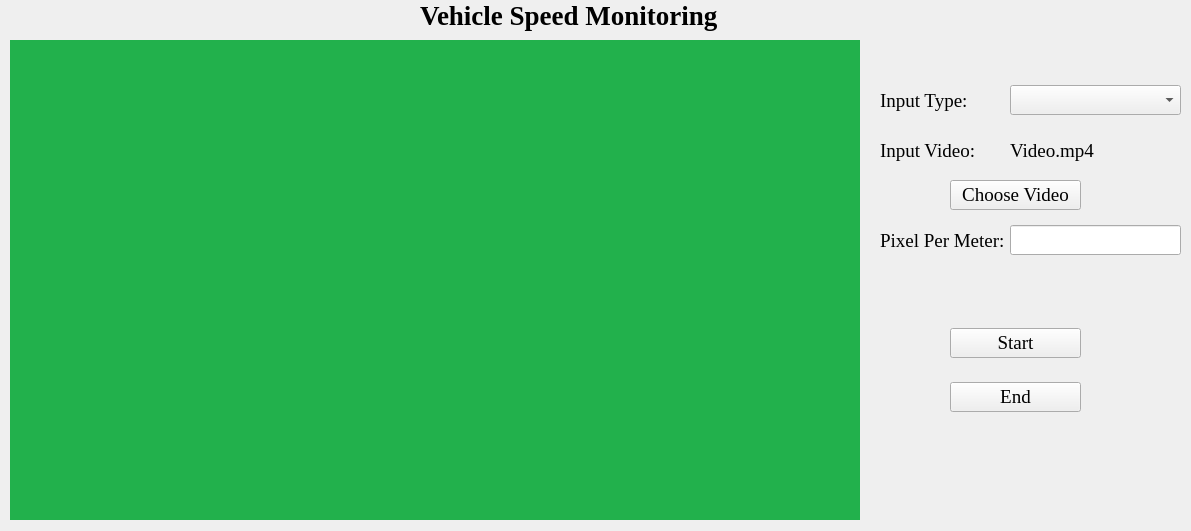
kyvipro113/Speed_Monitoring_System, file GUI/UiMonitoring.ui: the form before one commit.
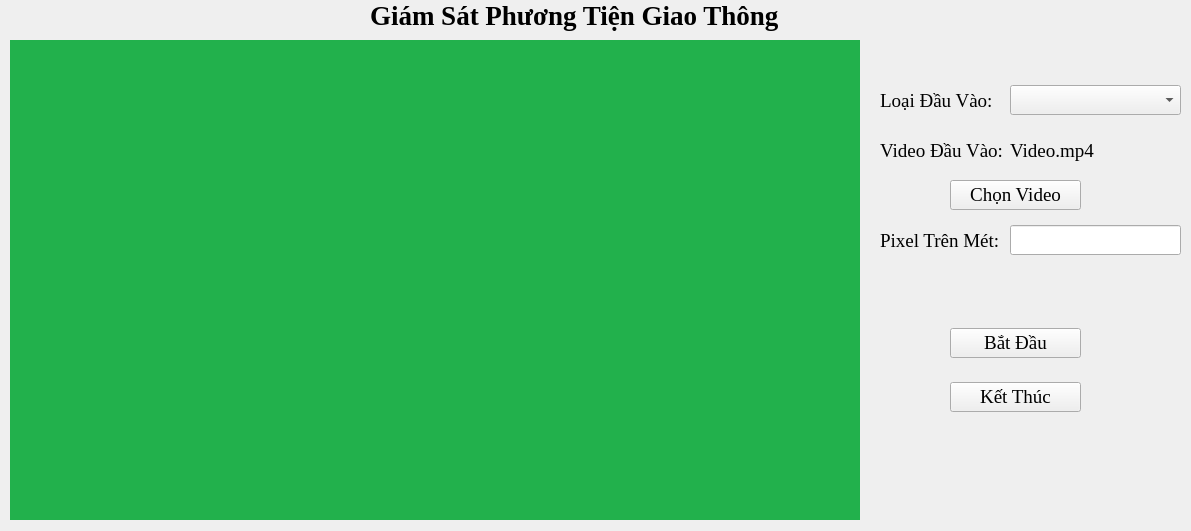
The form after the commit.

Patch:
```diff
--- a/GUI/UiMonitoring.ui
+++ b/GUI/UiMonitoring.ui
@@ -32,9 +32,9 @@
   <widget class="QLabel" name="label_7">
    <property name="geometry">
     <rect>
-     <x>420</x>
+     <x>370</x>
      <y>0</y>
-     <width>301</width>
+     <width>421</width>
      <height>31</height>
     </rect>
    </property>
@@ -47,7 +47,7 @@
     </font>
    </property>
    <property name="text">
-    <string>Vehicle Speed Monitoring</string>
+    <string>Giám Sát Phương Tiện Giao Thông</string>
    </property>
   </widget>
   <widget class="QWidget" name="horizontalLayoutWidget_2">
@@ -69,7 +69,7 @@
        </font>
       </property>
       <property name="text">
-       <string>Choose Video</string>
+       <string>Chọn Video</string>
       </property>
      </widget>
     </item>
@@ -94,7 +94,7 @@
        </font>
       </property>
       <property name="text">
-       <string>Input Video:</string>
+       <string>Video Đầu Vào:</string>
       </property>
      </widget>
     </item>
@@ -166,7 +166,7 @@
        </font>
       </property>
       <property name="text">
-       <string>Input Type:</string>
+       <string>Loại Đầu Vào:</string>
       </property>
      </widget>
     </item>
@@ -191,7 +191,7 @@
        </font>
       </property>
       <property name="text">
-       <string>Start</string>
+       <string>Bắt Đầu</string>
       </property>
      </widget>
     </item>
@@ -204,7 +204,7 @@
        </font>
       </property>
       <property name="text">
-       <string>End</string>
+       <string>Kết Thúc</string>
       </property>
      </widget>
     </item>
@@ -251,7 +251,7 @@
        </font>
       </property>
       <property name="text">
-       <string>Pixel Per Meter:</string>
+       <string>Pixel Trên Mét:</string>
       </property>
      </widget>
     </item>
```
